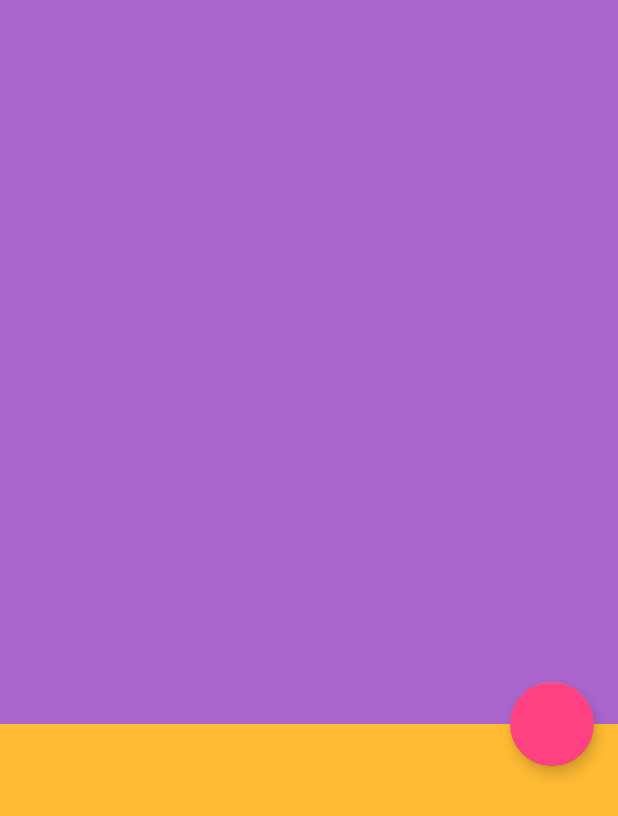
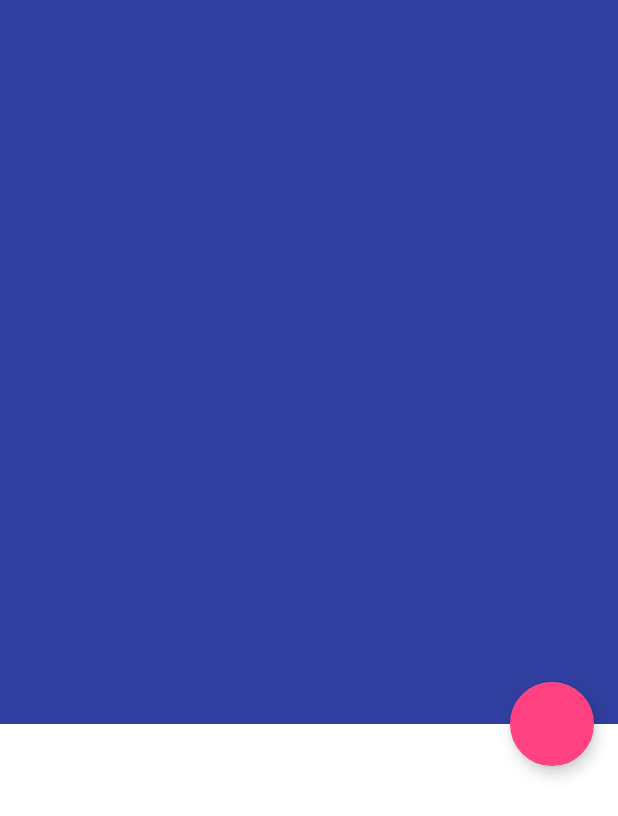
Before and after one commit to ColeSpletstoser/FinalProjectRepo, an Android app: the layout fragment_event_description.xml on its own in the app's theme, with its tools: preview values and no code run, on a phone screen of 412 x 824 dp. Shown: the top 816 px of the screen. Run offline under Robolectric (Android 15) with nearby library versions, the phone set to English and light mode, and no system bars.

Commit message:
color change
changed background color of event description layout

```diff
--- a/DrakeActivities/app/src/main/res/layout/fragment_event_description.xml
+++ b/DrakeActivities/app/src/main/res/layout/fragment_event_description.xml
@@ -27,14 +27,14 @@
                 android:layout_width="match_parent"
                 android:layout_height="0dp"
                 android:layout_weight="0.4"
-                android:background="@android:color/holo_purple"
+                android:background="@color/colorPrimaryDark"
                 android:orientation="horizontal"/>
 
             <LinearLayout
                 android:id="@+id/viewB"
                 android:layout_width="match_parent"
                 android:layout_height="341dp"
-                android:background="@android:color/holo_orange_light"
+                android:background="@android:color/background_light"
                 android:orientation="horizontal"/>
 
         </LinearLayout>
```
